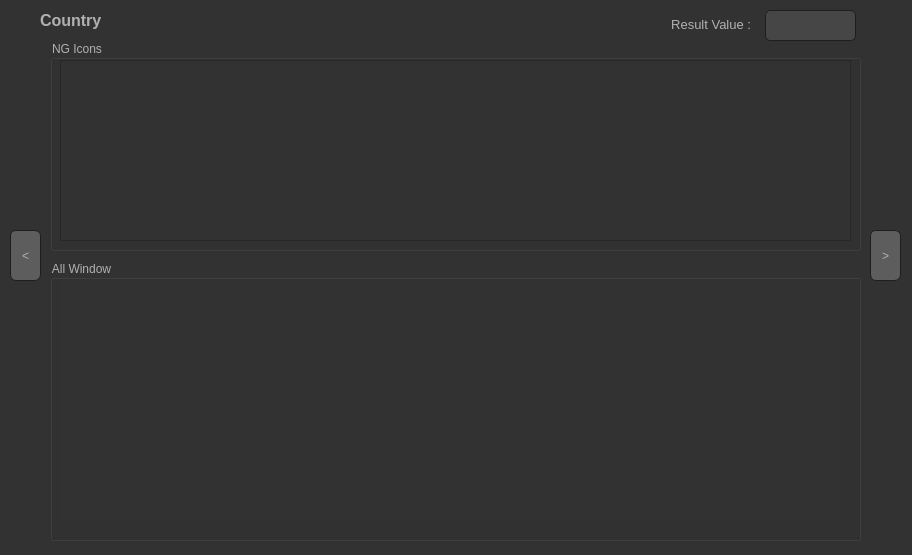
The window that test-helper2/resources/selectedForm.ui (lemonmin/orderingTestTool) describes before a commit, drawn with Qt 5.
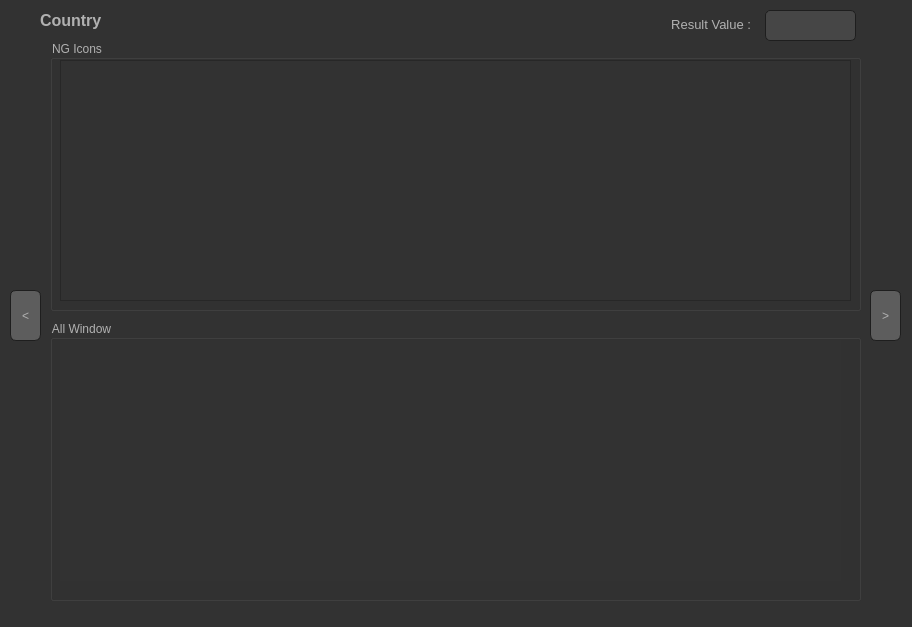
The same window after the commit. Icons and pictures are not drawn.

Patch:
```diff
--- a/test-helper2/resources/selectedForm.ui
+++ b/test-helper2/resources/selectedForm.ui
@@ -7,7 +7,7 @@
     <x>0</x>
     <y>0</y>
     <width>912</width>
-    <height>555</height>
+    <height>627</height>
    </rect>
   </property>
   <property name="palette">
@@ -1324,7 +1324,7 @@
      <x>50</x>
      <y>40</y>
      <width>811</width>
-     <height>211</height>
+     <height>271</height>
     </rect>
    </property>
    <property name="palette">
@@ -1562,7 +1562,7 @@
       <x>10</x>
       <y>20</y>
       <width>791</width>
-      <height>181</height>
+      <height>241</height>
      </rect>
     </property>
     <property name="palette">
@@ -1992,7 +1992,7 @@
        <x>0</x>
        <y>0</y>
        <width>789</width>
-       <height>179</height>
+       <height>239</height>
       </rect>
      </property>
     </widget>
@@ -2002,7 +2002,7 @@
    <property name="geometry">
     <rect>
      <x>50</x>
-     <y>260</y>
+     <y>320</y>
      <width>811</width>
      <height>281</height>
     </rect>
@@ -2922,7 +2922,7 @@
    <property name="geometry">
     <rect>
      <x>10</x>
-     <y>230</y>
+     <y>290</y>
      <width>31</width>
      <height>51</height>
     </rect>
@@ -3350,7 +3350,7 @@
    <property name="geometry">
     <rect>
      <x>870</x>
-     <y>230</y>
+     <y>290</y>
      <width>31</width>
      <height>51</height>
     </rect>
```
